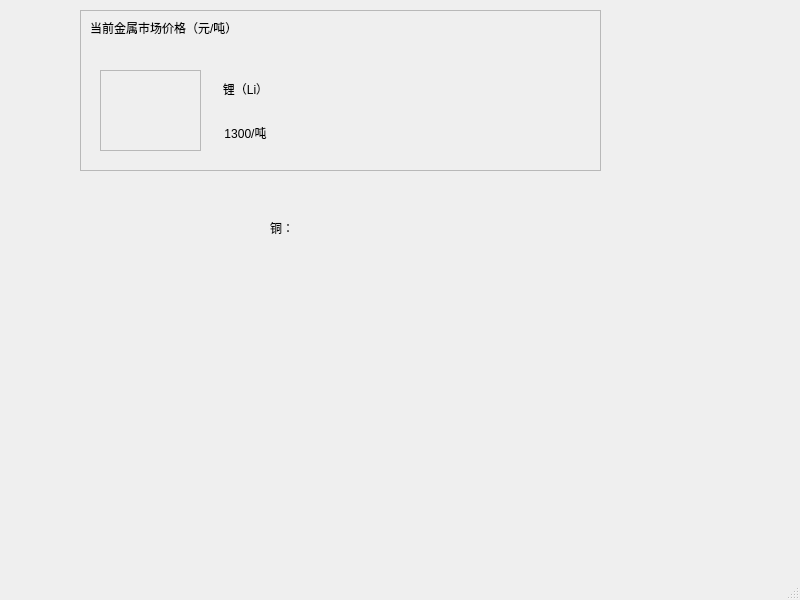
Above: mainwindow.ui from RipplesDance/WasteMetalRecoverySystem before the change. Below: the same form after it.
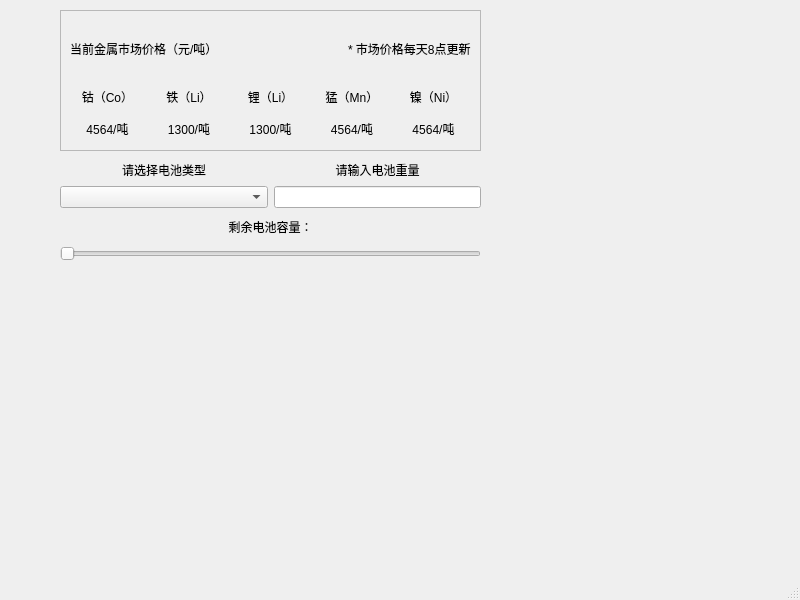
That is the form after the change.

```diff
--- a/mainwindow.ui
+++ b/mainwindow.ui
@@ -17,10 +17,10 @@
    <widget class="QFrame" name="frame">
     <property name="geometry">
      <rect>
-      <x>80</x>
+      <x>60</x>
       <y>10</y>
-      <width>521</width>
-      <height>161</height>
+      <width>421</width>
+      <height>141</height>
      </rect>
     </property>
     <property name="frameShape">
@@ -29,49 +29,70 @@
     <property name="frameShadow">
      <enum>QFrame::Raised</enum>
     </property>
+    <layout class="QVBoxLayout" name="verticalLayout_7">
+     <item>
+      <layout class="QHBoxLayout" name="horizontalLayout_2">
+       <item>
     <widget class="QLabel" name="label_3">
-     <property name="geometry">
-      <rect>
-       <x>10</x>
-       <y>10</y>
-       <width>181</width>
-       <height>16</height>
-      </rect>
-     </property>
      <property name="text">
       <string>当前金属市场价格（元/吨）</string>
      </property>
     </widget>
-    <widget class="QFrame" name="lithium_price">
-     <property name="geometry">
-      <rect>
-       <x>20</x>
-       <y>60</y>
-       <width>101</width>
-       <height>81</height>
-      </rect>
-     </property>
-     <property name="frameShape">
-      <enum>QFrame::StyledPanel</enum>
-     </property>
-     <property name="frameShadow">
-      <enum>QFrame::Raised</enum>
-     </property>
-    </widget>
-    <widget class="QWidget" name="verticalLayoutWidget">
-     <property name="geometry">
-      <rect>
-       <x>120</x>
-       <y>60</y>
-       <width>91</width>
-       <height>81</height>
-      </rect>
-     </property>
+       </item>
+       <item>
+        <spacer name="horizontalSpacer">
+         <property name="orientation">
+          <enum>Qt::Horizontal</enum>
+         </property>
+         <property name="sizeHint" stdset="0">
+          <size>
+           <width>40</width>
+           <height>20</height>
+          </size>
+         </property>
+        </spacer>
+       </item>
+       <item>
+        <widget class="QLabel" name="label_8">
+         <property name="text">
+          <string>* 市场价格每天8点更新</string>
+         </property>
+        </widget>
+       </item>
+      </layout>
+     </item>
+     <item>
+      <layout class="QHBoxLayout" name="horizontalLayout">
+       <item>
+        <layout class="QVBoxLayout" name="verticalLayout_4">
+         <item>
+          <widget class="QLabel" name="label_2">
+           <property name="text">
+            <string>钴（Co）</string>
+           </property>
+           <property name="alignment">
+            <set>Qt::AlignCenter</set>
+           </property>
+          </widget>
+         </item>
+         <item>
+          <widget class="QLabel" name="label_7">
+           <property name="text">
+            <string>4564/吨</string>
+           </property>
+           <property name="alignment">
+            <set>Qt::AlignCenter</set>
+           </property>
+          </widget>
+         </item>
+        </layout>
+       </item>
+       <item>
      <layout class="QVBoxLayout" name="verticalLayout">
       <item>
        <widget class="QLabel" name="label">
         <property name="text">
-         <string>锂（Li）</string>
+            <string>铁（Li）</string>
         </property>
         <property name="alignment">
          <set>Qt::AlignCenter</set>
@@ -89,20 +110,152 @@
        </widget>
       </item>
      </layout>
-    </widget>
-   </widget>
-   <widget class="QLabel" name="label_2">
+       </item>
+       <item>
+        <layout class="QVBoxLayout" name="verticalLayout_2">
+         <item>
+          <widget class="QLabel" name="label_5">
+           <property name="text">
+            <string>锂（Li）</string>
+           </property>
+           <property name="alignment">
+            <set>Qt::AlignCenter</set>
+           </property>
+          </widget>
+         </item>
+         <item>
+          <widget class="QLabel" name="label_6">
+           <property name="text">
+            <string>1300/吨</string>
+           </property>
+           <property name="alignment">
+            <set>Qt::AlignCenter</set>
+           </property>
+          </widget>
+         </item>
+        </layout>
+       </item>
+       <item>
+        <layout class="QVBoxLayout" name="verticalLayout_5">
+         <item>
+          <widget class="QLabel" name="label_12">
+           <property name="text">
+            <string>猛（Mn）</string>
+           </property>
+           <property name="alignment">
+            <set>Qt::AlignCenter</set>
+           </property>
+          </widget>
+         </item>
+         <item>
+          <widget class="QLabel" name="label_13">
+           <property name="text">
+            <string>4564/吨</string>
+           </property>
+           <property name="alignment">
+            <set>Qt::AlignCenter</set>
+           </property>
+          </widget>
+         </item>
+        </layout>
+       </item>
+       <item>
+        <layout class="QVBoxLayout" name="verticalLayout_6">
+         <item>
+          <widget class="QLabel" name="label_14">
+           <property name="text">
+            <string>镍（Ni）</string>
+           </property>
+           <property name="alignment">
+            <set>Qt::AlignCenter</set>
+           </property>
+          </widget>
+         </item>
+         <item>
+          <widget class="QLabel" name="label_15">
+           <property name="text">
+            <string>4564/吨</string>
+           </property>
+           <property name="alignment">
+            <set>Qt::AlignCenter</set>
+           </property>
+          </widget>
+         </item>
+        </layout>
+       </item>
+      </layout>
+     </item>
+    </layout>
+   </widget>
+   <widget class="QWidget" name="gridLayoutWidget">
     <property name="geometry">
      <rect>
-      <x>270</x>
-      <y>210</y>
-      <width>89</width>
-      <height>36</height>
+      <x>60</x>
+      <y>160</y>
+      <width>421</width>
+      <height>101</height>
      </rect>
     </property>
+    <layout class="QGridLayout" name="gridLayout_2" columnstretch="1,1">
+     <item row="0" column="0">
+      <layout class="QVBoxLayout" name="verticalLayout_10">
+       <property name="spacing">
+        <number>6</number>
+       </property>
+       <item>
+        <widget class="QLabel" name="label_9">
     <property name="text">
-     <string>铜：</string>
-    </property>
+          <string>请选择电池类型</string>
+         </property>
+         <property name="alignment">
+          <set>Qt::AlignCenter</set>
+         </property>
+        </widget>
+       </item>
+       <item>
+        <widget class="QComboBox" name="comboBox"/>
+       </item>
+      </layout>
+     </item>
+     <item row="0" column="1">
+      <layout class="QGridLayout" name="gridLayout">
+       <item row="0" column="0">
+        <widget class="QLabel" name="label_10">
+         <property name="text">
+          <string>请输入电池重量</string>
+         </property>
+         <property name="alignment">
+          <set>Qt::AlignCenter</set>
+         </property>
+        </widget>
+       </item>
+       <item row="1" column="0">
+        <widget class="QLineEdit" name="lineEdit"/>
+       </item>
+      </layout>
+     </item>
+     <item row="1" column="0" colspan="2">
+      <layout class="QVBoxLayout" name="verticalLayout_11">
+       <item>
+        <widget class="QLabel" name="label_11">
+         <property name="text">
+          <string>剩余电池容量：</string>
+         </property>
+         <property name="alignment">
+          <set>Qt::AlignCenter</set>
+         </property>
+        </widget>
+       </item>
+       <item>
+        <widget class="QSlider" name="horizontalSlider">
+         <property name="orientation">
+          <enum>Qt::Horizontal</enum>
+         </property>
+        </widget>
+       </item>
+      </layout>
+     </item>
+    </layout>
    </widget>
   </widget>
   <widget class="QMenuBar" name="menubar">
```
Lines whose indentation alone changed are shown as unchanged.
